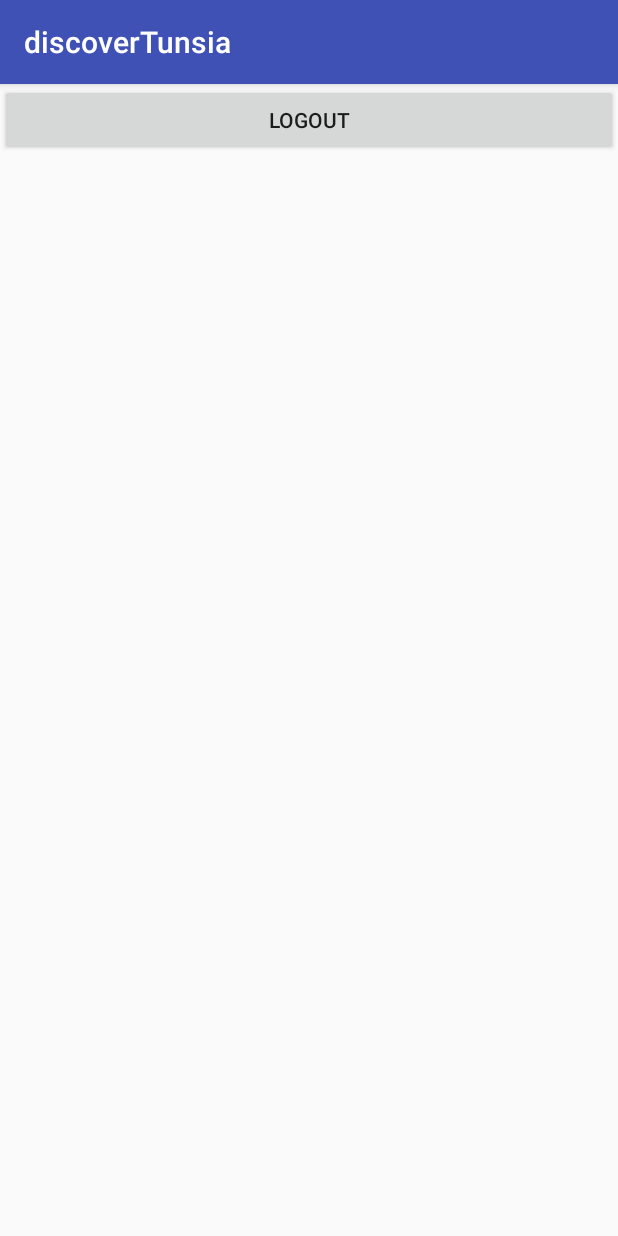
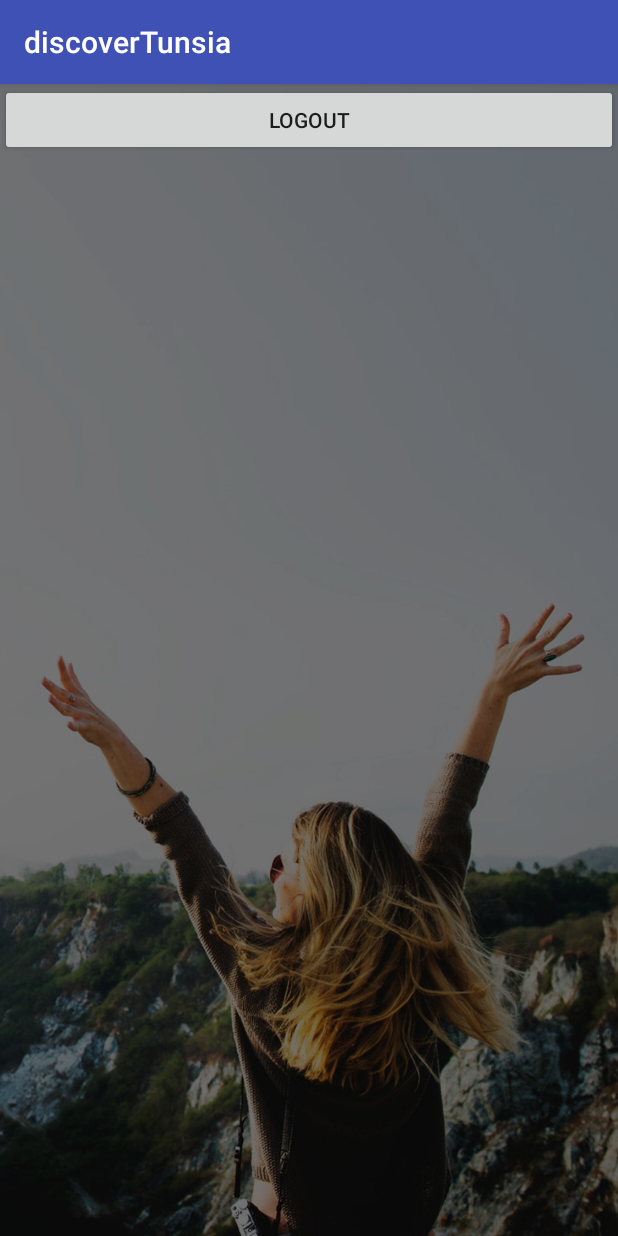
Before and after one commit to Mokhleshamdi/discoverTunsia, an Android app: the screen it shows after launch once a user with an empty profile is signed in (secActivity), on a phone screen of 412 x 824 dp. Run offline under Robolectric (Android 15) with nearby library versions, the phone set to English and light mode, and no system bars; our stand-ins replace Firebase (no records; nobody signed in at launch, a user with empty details on screens opened directly).

Commit message:
Seconde changement

```diff
--- a/app/src/main/res/layout/activity_sec.xml
+++ b/app/src/main/res/layout/activity_sec.xml
@@ -4,11 +4,16 @@
     xmlns:tools="http://schemas.android.com/tools"
     android:layout_width="match_parent"
     android:layout_height="match_parent"
-    tools:context=".secActivity">
+    tools:context=".secActivity"
+    android:background="@drawable/bg_splash">
+
     <Button
+        android:id="@+id/logoutBtn"
         android:layout_width="match_parent"
         android:layout_height="wrap_content"
         android:text="LogOut"
-        android:id="@+id/logoutBtn"/>
+        tools:layout_editor_absoluteX="0dp"
+        tools:layout_editor_absoluteY="458dp"
+        tools:ignore="MissingConstraints" />
 
 </android.support.constraint.ConstraintLayout>
```
Also changed, not shown: app/src/main/res/layout/activity_main.xml (+5 -2 lines), app/src/main/res/drawable/bg_splash.jpg (added).
